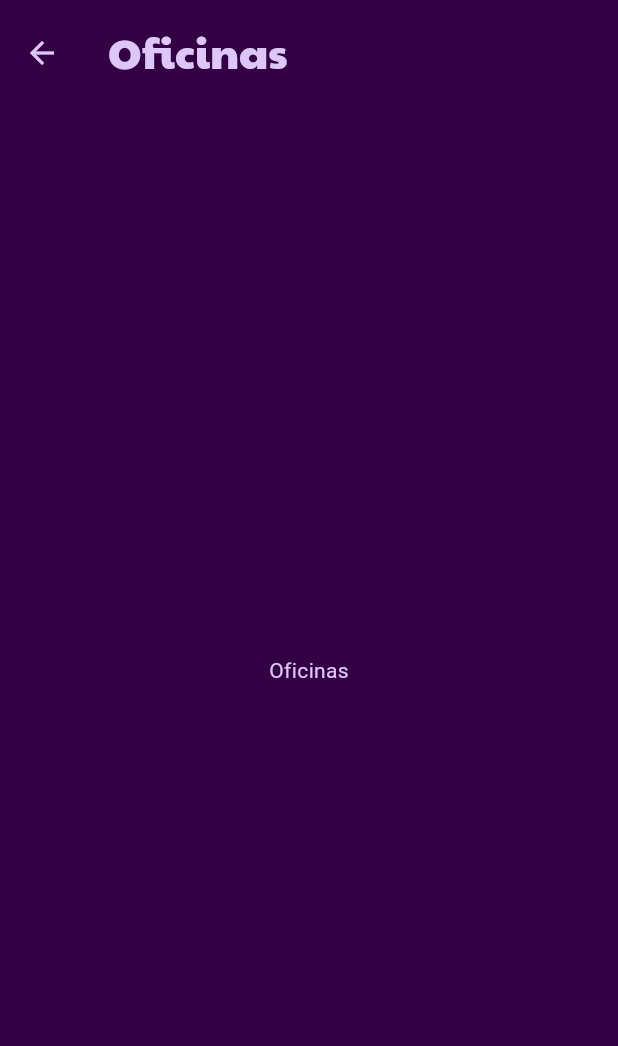
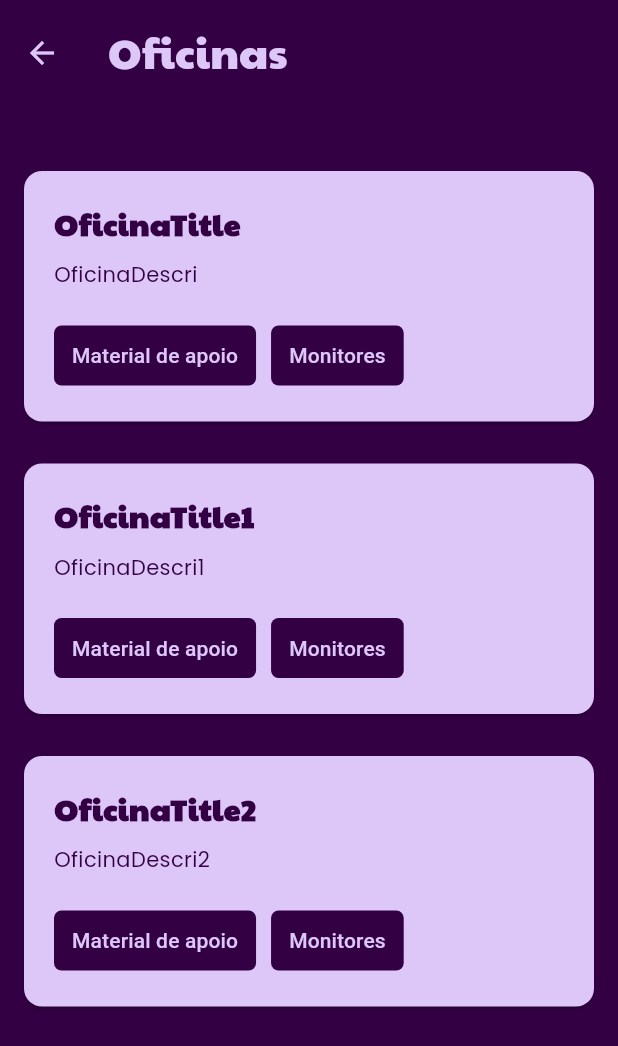
Before and after one commit to vnschneider/mermas_digitais_app, a Flutter app: the OficinasPage screen opened directly, on a phone screen of 412 x 824 dp. Shown: the top 1046 px of the screen. Run offline on Flutter 3.47's test engine with Material 2 defaults, Android fonts, the phone set to English and light mode, and no system bars; our stand-ins replace firebase_auth, firebase_core, flutter_svg, iconsax; missing offline and left inert: custom_line_indicator_bottom_navbar; accounts and stored records are empty.

Commit message:
OficinasPage

```diff
--- a/lib/menuPages/oficinasPage.dart
+++ b/lib/menuPages/oficinasPage.dart
@@ -1,6 +1,7 @@
+// ignore_for_file: file_names
+
 import 'package:flutter/material.dart';
-import 'package:flutter/src/widgets/framework.dart';
-import 'package:flutter/src/widgets/placeholder.dart';
+import 'package:mermas_digitais_app/models/oficinaModel.dart';
 
 class OficinasPage extends StatefulWidget {
   const OficinasPage({super.key});
@@ -16,7 +17,11 @@
       appBar: AppBar(
           elevation: 3,
           toolbarHeight: 70,
-          title: Text(
+          shape: const RoundedRectangleBorder(
+              borderRadius: BorderRadius.only(
+                  bottomLeft: Radius.circular(15),
+                  bottomRight: Radius.circular(15))),
+          title: const Text(
             'Oficinas',
             style: TextStyle(
                 color: Color.fromARGB(255, 221, 199, 248),
@@ -25,8 +30,112 @@
                 fontSize: 28),
           ),
           backgroundColor: const Color.fromARGB(255, 51, 0, 67)),
-      body: Center(
-        child: Text('Oficinas'),
+      body: SafeArea(
+        child: Padding(
+          padding: const EdgeInsets.symmetric(horizontal: 12, vertical: 20),
+          child: ListView.builder(
+              itemCount: oficinas.length,
+              itemBuilder: (context, index) {
+                return Column(
+                  mainAxisAlignment: MainAxisAlignment.start,
+                  children: [
+                    const SizedBox(height: 20),
+                    SizedBox(
+                      width: double.infinity,
+                      //height: 130,
+                      child: Card(
+                        color: const Color.fromARGB(255, 221, 199, 248),
+                        child: Padding(
+                          padding: const EdgeInsets.all(20.0),
+                          child: Column(
+                            mainAxisAlignment: MainAxisAlignment.spaceBetween,
+                            crossAxisAlignment: CrossAxisAlignment.start,
+                            children: [
+                              Row(
+                                mainAxisAlignment: MainAxisAlignment.start,
+                                crossAxisAlignment: CrossAxisAlignment.start,
+                                children: [
+                                  Text(
+                                    oficinas[index].OficinaTitle,
+                                    style: const TextStyle(
+                                        color: Color.fromARGB(255, 51, 0, 67),
+                                        fontFamily: "PaytoneOne",
+                                        fontSize: 20,
+                                        fontWeight: FontWeight.bold),
+                                  ),
+                                ],
+                              ),
+                              const SizedBox(height: 10),
+                              Row(
+                                mainAxisAlignment: MainAxisAlignment.start,
+                                crossAxisAlignment: CrossAxisAlignment.start,
+                                children: [
+                                  Text(
+                                    oficinas[index].OficinaDescri,
+                                    style: const TextStyle(
+                                      color: Color.fromARGB(255, 51, 0, 67),
+                                      fontFamily: "Poppins",
+                                      fontSize: 14,
+                                    ),
+                                  ),
+                                ],
+                              ),
+                              const SizedBox(height: 20),
+                              Row(
+                                mainAxisAlignment: MainAxisAlignment.start,
+                                children: [
+                                  TextButton(
+                                    style: ButtonStyle(
+                                        shape: MaterialStateProperty.all<
+                                                RoundedRectangleBorder>(
+                                            RoundedRectangleBorder(
+                                                borderRadius:
+                                                    BorderRadius.circular(5))),
+                                        backgroundColor:
+                                            MaterialStateProperty.all(
+                                                const Color.fromARGB(
+                                                    255, 51, 0, 67))),
+                                    onPressed: () {},
+                                    child: const Text(
+                                      'Material de apoio',
+                                      style: TextStyle(
+                                        color:
+                                            Color.fromARGB(255, 221, 199, 248),
+                                      ),
+                                    ),
+                                  ),
+                                  const SizedBox(width: 10),
+                                  TextButton(
+                                    style: ButtonStyle(
+                                        shape: MaterialStateProperty.all<
+                                                RoundedRectangleBorder>(
+                                            RoundedRectangleBorder(
+                                                borderRadius:
+                                                    BorderRadius.circular(5))),
+                                        backgroundColor:
+                                            MaterialStateProperty.all(
+                                                const Color.fromARGB(
+                                                    255, 51, 0, 67))),
+                                    onPressed: () {},
+                                    child: const Text(
+                                      'Monitores',
+                                      style: TextStyle(
+                                        color:
+                                            Color.fromARGB(255, 221, 199, 248),
+                                      ),
+                                    ),
+                                  ),
+                                ],
+                              )
+                            ],
+                          ),
+                        ),
+                      ),
+                    ),
+                  ],
+                );
+              }),
+        ),
       ),
     );
   }
```
